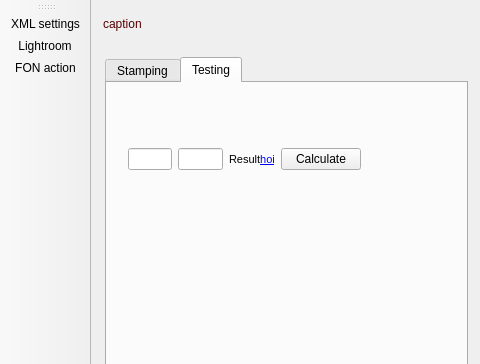
Qt form fonstudio/mainwindow.ui (edfm-tum/iland-model) before a commit; both pictures show x 0 to 480 and y 0 to 364 of the 869 by 551 pixel window.
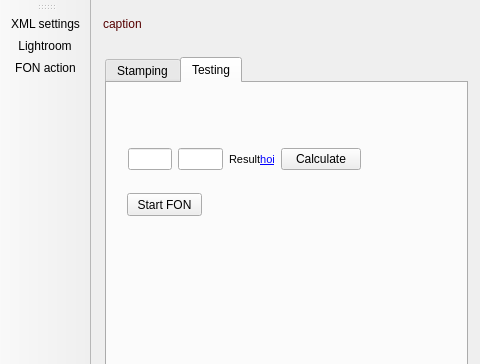
The same form after that commit. The open tabs and pages were chosen to show the change. Icons and pictures are not drawn. Custom widgets are drawn as their Qt base class.

Patch:
```diff
--- a/fonstudio/mainwindow.ui
+++ b/fonstudio/mainwindow.ui
@@ -556,6 +556,19 @@
              </item>
             </layout>
            </widget>
+           <widget class="QPushButton" name="fonRun">
+            <property name="geometry">
+             <rect>
+              <x>20</x>
+              <y>110</y>
+              <width>75</width>
+              <height>23</height>
+             </rect>
+            </property>
+            <property name="text">
+             <string>Start FON</string>
+            </property>
+           </widget>
           </widget>
          </widget>
         </item>
```
Left out of the diff: 2 changed lines with no effect on the pictures.
